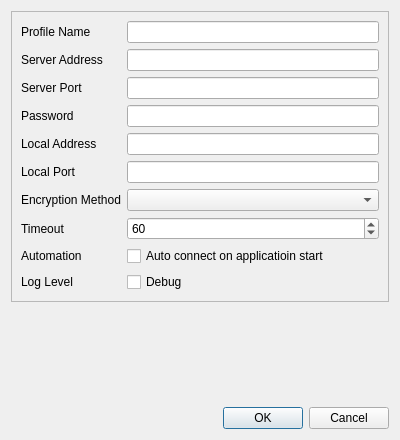
Before: the Qt Designer form src/editdialog.ui in shadowsocks/shadowsocks-qt5, drawn with Qt 5.
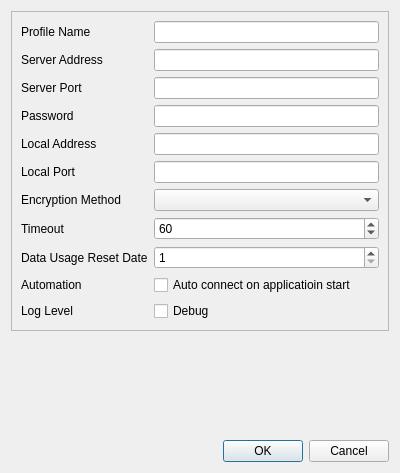
After: the same form once the commit is applied.

Commit message: add reset date edit in EditDialog #128

What changed in the file:
```diff
--- a/src/editdialog.ui
+++ b/src/editdialog.ui
@@ -7,7 +7,7 @@
     <x>0</x>
     <y>0</y>
     <width>400</width>
-    <height>440</height>
+    <height>473</height>
    </rect>
   </property>
   <property name="windowTitle">
@@ -144,7 +144,7 @@
       <item row="0" column="1">
        <widget class="QLineEdit" name="nameEdit"/>
       </item>
-      <item row="12" column="1">
+      <item row="13" column="1">
        <widget class="QCheckBox" name="debugCheckBox">
         <property name="sizePolicy">
          <sizepolicy hsizetype="Expanding" vsizetype="Fixed">
@@ -157,14 +157,14 @@
         </property>
        </widget>
       </item>
-      <item row="12" column="0">
+      <item row="13" column="0">
        <widget class="QLabel" name="logLevelLabel">
         <property name="text">
          <string>Log Level</string>
         </property>
        </widget>
       </item>
-      <item row="11" column="1">
+      <item row="12" column="1">
        <widget class="QCheckBox" name="autoStartCheckBox">
         <property name="sizePolicy">
          <sizepolicy hsizetype="Expanding" vsizetype="Fixed">
@@ -177,13 +177,36 @@
         </property>
        </widget>
       </item>
-      <item row="11" column="0">
+      <item row="12" column="0">
        <widget class="QLabel" name="autoStartLabel">
         <property name="text">
          <string>Automation</string>
         </property>
        </widget>
       </item>
+      <item row="11" column="0">
+       <widget class="QLabel" name="resetDateLabel">
+        <property name="text">
+         <string>Data Usage Reset Date</string>
+        </property>
+       </widget>
+      </item>
+      <item row="11" column="1">
+       <widget class="QSpinBox" name="resetDateSpinBox">
+        <property name="sizePolicy">
+         <sizepolicy hsizetype="Expanding" vsizetype="Fixed">
+          <horstretch>0</horstretch>
+          <verstretch>0</verstretch>
+         </sizepolicy>
+        </property>
+        <property name="minimum">
+         <number>1</number>
+        </property>
+        <property name="maximum">
+         <number>31</number>
+        </property>
+       </widget>
+      </item>
      </layout>
     </widget>
    </item>
```
The commit also changes 1 other file.
